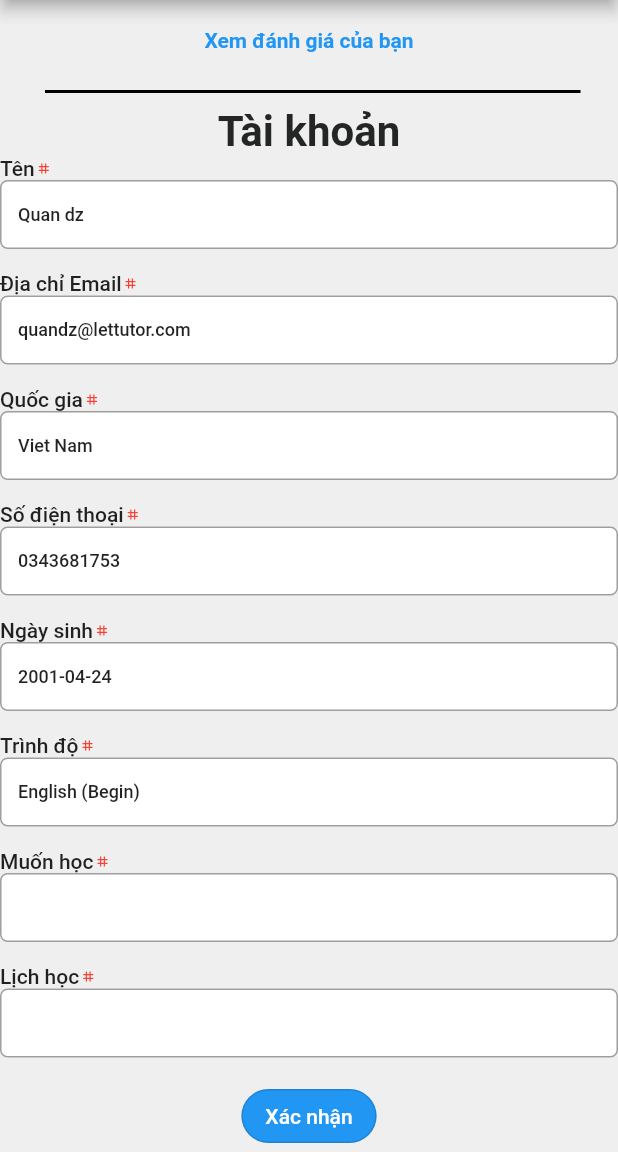
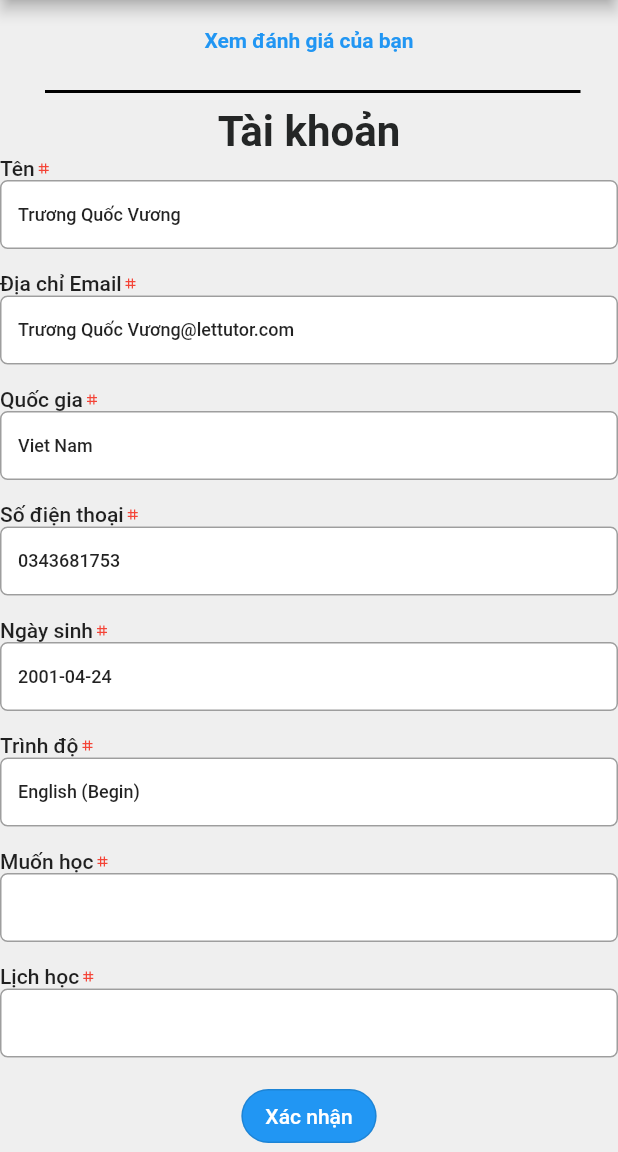
Before and after one commit to vuonghcmus/letutor, a Flutter app: the Profile screen opened by its route, scrolled down 193 dp, on a phone screen of 412 x 824 dp, the part 84-1236 px from its top. Run offline on Flutter 3.47's test engine with Material 2 defaults, Android fonts, the phone set to English and light mode, and no system bars; our stand-ins replace flutter_rating_bar, flutter_svg, get, get_storage, video_player; accounts and stored records are empty; Roboto replaces fonts that are missing (Mulish).

Commit message:
fix bugs

```diff
--- a/lib/ui/course_detail/course_detail.dart
+++ b/lib/ui/course_detail/course_detail.dart
@@ -152,7 +152,7 @@ class CourseDetail extends GetWidget<CourseDetailController> {
                       child: Row(
                         children: [
                           Text(
-                            'Quan dz',
+                            'Trương Quốc Vương',
                             style: text14.copyWith(fontWeight: FontWeight.w600),
                             textAlign: TextAlign.center,
                           ),
--- a/lib/ui/drawer/drawer_list.dart
+++ b/lib/ui/drawer/drawer_list.dart
@@ -35,7 +35,7 @@ class DrawerList extends GetWidget<DrawerListController> {
                       width: 15,
                     ),
                     Text(
-                      "Quan dz",
+                      "Trương Quốc Vương",
                       style: TextStyle(
                         fontSize: 20,
                         fontWeight: FontWeight.w500,
--- a/lib/ui/profile/component/header_profile_component.dart
+++ b/lib/ui/profile/component/header_profile_component.dart
@@ -16,7 +16,7 @@ class HeaderProfileComponent extends StatelessWidget {
         children: [
           LogoProfileComponent(),
           Text(
-            "Quan dz",
+            "Trương Quốc Vương",
             style: text28.copyWith(
                 color: const Color.fromRGBO(36, 38, 38, 1.0),
                 fontWeight: FontWeight.w700),
--- a/lib/ui/profile/profile_controller.dart
+++ b/lib/ui/profile/profile_controller.dart
@@ -2,7 +2,7 @@ import 'package:flutter/cupertino.dart';
 
 import '../base/base_controller.dart';
 
-class ProfileController extends BaseController{
+class ProfileController extends BaseController {
   static const String nameField = 'nameField';
   static const String emailField = 'emailField';
   static const String countryField = 'countryField';
@@ -22,7 +22,7 @@ class ProfileController extends BaseController{
       // wantToLearnField,
       studyScheduleField,
     ].map(
-          (value) => MapEntry(
+      (value) => MapEntry(
         value,
         TextEditingController(),
       ),
@@ -38,8 +38,8 @@ class ProfileController extends BaseController{
   void onReloadData() {}
 
   void setUpDataProfile() {
-    controllers[nameField]?.text = 'Quan dz';
-    controllers[emailField]?.text = 'quandz@lettutor.com';
+    controllers[nameField]?.text = 'Trương Quốc Vương';
+    controllers[emailField]?.text = 'Trương Quốc Vương@lettutor.com';
     controllers[countryField]?.text = 'Viet Nam';
     controllers[phoneField]?.text = '0343681753';
     controllers[birthayDayField]?.text = '2001-04-24';
--- a/lib/ui/teacher_detail/component/teacher_detail_component.dart
+++ b/lib/ui/teacher_detail/component/teacher_detail_component.dart
@@ -50,7 +50,7 @@ class TeacherDetailComponent extends StatelessWidget {
         ListSelectionComponent(
           title: TitleString.interests,
           child: Text(
-            'Quan dz',
+            'Trương Quốc Vương',
             style: text15.copyWith(color: Colors.grey),
           ),
         ),
@@ -60,7 +60,7 @@ class TeacherDetailComponent extends StatelessWidget {
         ListSelectionComponent(
           title: TitleString.tutorDetailExample,
           child: Text(
-            'Quan dz',
+            'Trương Quốc Vương',
             style: text15.copyWith(color: Colors.grey),
           ),
         ),
--- a/lib/ui/teacher_detail/component/teacher_information_component.dart
+++ b/lib/ui/teacher_detail/component/teacher_information_component.dart
@@ -28,7 +28,7 @@ class TeacherInformationComponent extends StatelessWidget {
                   crossAxisAlignment: CrossAxisAlignment.start,
                   children: [
                     Text(
-                      'Quan dz',
+                      'Trương Quốc Vương',
                       style: text20.copyWith(fontWeight: FontWeight.w600),
                     ),
                     SizedBox(
@@ -104,5 +104,4 @@ class TeacherInformationComponent extends StatelessWidget {
       ),
     );
   }
-
 }
```
